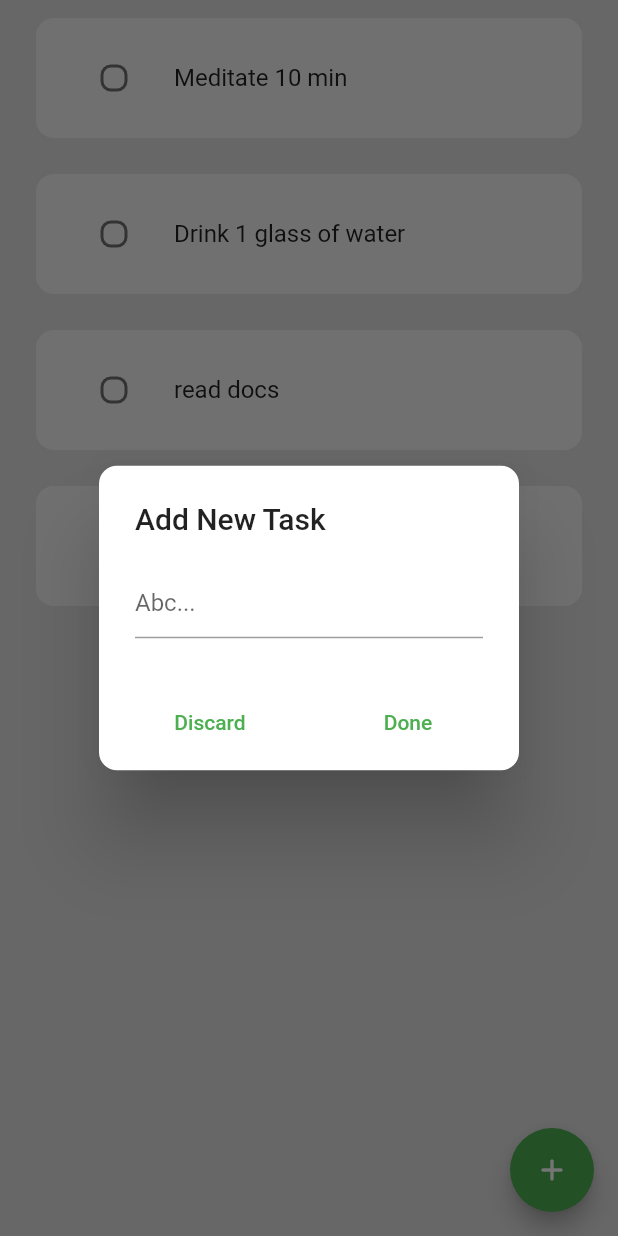
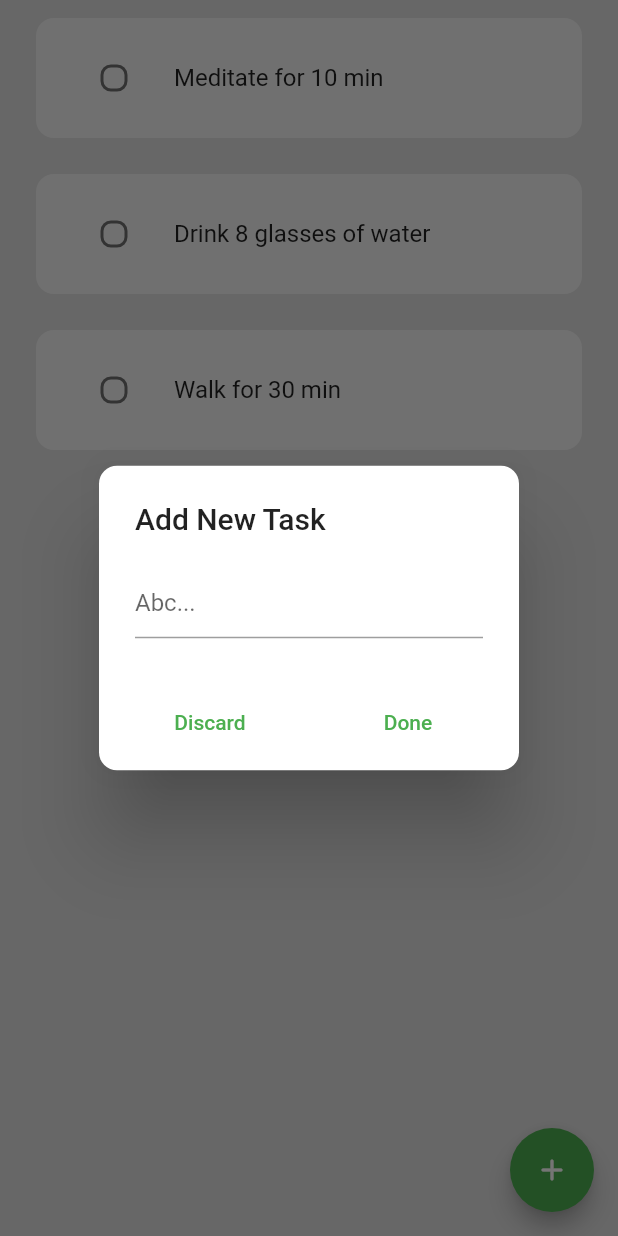
Before and after one commit to MyoThuKha/habbit-tracker, a Flutter app: the screen it shows after launch, after a tap on the "add" icon, on a phone screen of 412 x 824 dp. Run offline on Flutter 3.47's test engine with Material 2 defaults, Android fonts, the phone set to English and light mode, and no system bars; drawn by our look-alikes of flutter_slidable; our stand-ins replace hive, hive_flutter; accounts and stored records are empty.

Commit message:
added database

```diff
--- /dev/null
+++ b/lib/data/database.dart
@@ -0,0 +1,40 @@
+import 'dart:convert';
+
+import 'package:habit_tracker/dateTime/date_time.dart';
+import 'package:hive_flutter/hive_flutter.dart';
+
+final _box = Hive.box('HABITS_DB');
+
+class HabitDB {
+  List tasks = [];
+  //init
+  void createInitData() {
+    tasks = [
+      {"text": "Meditate for 10 min", "finished": false},
+      {"text": "Drink 8 glasses of water", "finished": false},
+      {"text": "Walk for 30 min", "finished": false},
+    ];
+
+    _box.put('START_DATE', todayDate());
+  }
+
+  //load
+  void loadData() {
+    if (_box.get(todayDate()) == null) {
+      tasks = _box.get("_CURRENT_HABITS_LIST");
+      for (int i = 0; i < tasks.length; i++) {
+        tasks[i]['finished'] = false;
+      }
+    } else {
+      tasks = _box.get(todayDate());
+    }
+  }
+
+  //update
+  void update() {
+    print("processing...");
+    _box.put(todayDate(), tasks);
+    _box.put('CURRENT_HABITS_LIST', tasks);
+    print("success");
+  }
+}
--- a/lib/pages/home.dart
+++ b/lib/pages/home.dart
@@ -1,6 +1,7 @@
 import 'package:flutter/material.dart';
 import 'package:habit_tracker/components/create.dart';
 import 'package:habit_tracker/components/tile.dart';
+import 'package:habit_tracker/data/database.dart';
 import 'package:hive/hive.dart';
 
 class HomePage extends StatefulWidget {
@@ -11,47 +12,61 @@ class HomePage extends StatefulWidget {
 }
 
 class _HomePageState extends State<HomePage> {
-  bool checked = false;
+  TextEditingController controller = TextEditingController();
+  final data = Hive.box('HABITS_DB');
+  HabitDB db = HabitDB();
+
+  @override
+  void initState() {
+    if (data.get('CURRENT_HABITS_LIST') == null) {
+      db.createInitData();
+    } else {
+      db.loadData();
+    }
+    db.update();
+    super.initState();
+  }
+
+  @override
+  void dispose() {
+    controller.dispose();
+    super.dispose();
+  }
 
   void checkBoxTogggle(bool? val, index) {
     setState(() {
-      task[index]["finished"] = val;
+      db.tasks[index]["finished"] = val;
     });
+    db.update();
   }
-
-  List<Map> task = [
-    {"text": "Meditate 10 min", "finished": false},
-    {"text": "Drink 1 glass of water", "finished": false},
-    {"text": "read docs", "finished": false},
-    {"text": "sleep at 10pm", "finished": false},
-  ];
-
-  TextEditingController controller = TextEditingController();
 
   void addTask() {
     if (controller.text != "") {
       setState(() {
-        task.insert(0, {"text": controller.text, "finished": false});
+        db.tasks.add({"text": controller.text, "finished": false});
       });
     }
+    controller.clear();
     Navigator.pop(context);
-    controller.clear();
+    db.update();
   }
 
   void editTask(int index) {
     if (controller.text != "") {
       setState(() {
-        task[index]['text'] = controller.text;
+        db.tasks[index]['text'] = controller.text;
       });
     }
+    controller.clear();
     Navigator.pop(context);
-    controller.clear();
+    db.update();
   }
 
   void deleteTask(int index) {
     setState(() {
-      task.removeAt(index);
+      db.tasks.removeAt(index);
     });
+    db.update();
   }
 
   Future showDialogBox(String text, int index) {
@@ -68,19 +83,6 @@ class _HomePageState extends State<HomePage> {
     );
   }
 
-  final data = Hive.box('HABITS_DB');
-
-  @override
-  void initState() {
-    super.initState();
-  }
-
-  @override
-  void dispose() {
-    controller.dispose();
-    super.dispose();
-  }
-
   @override
   Widget build(BuildContext context) {
     return Scaffold(
@@ -90,15 +92,15 @@ class _HomePageState extends State<HomePage> {
         child: const Icon(Icons.add_rounded),
       ),
       body: ListView.builder(
-        itemCount: task.length,
+        itemCount: db.tasks.length,
         itemBuilder: ((context, index) {
           return HabitTile(
-            text: task[index]["text"],
-            checked: task[index]["finished"],
+            text: db.tasks[index]["text"],
+            checked: db.tasks[index]["finished"],
             checkBoxToggle: ((value) => checkBoxTogggle(value, index)),
             deleteTask: ((context) => deleteTask(index)),
             showDialogBox: (context) =>
-                showDialogBox(task[index]["text"], index),
+                showDialogBox(db.tasks[index]["text"], index),
           );
         }),
       ),
```
